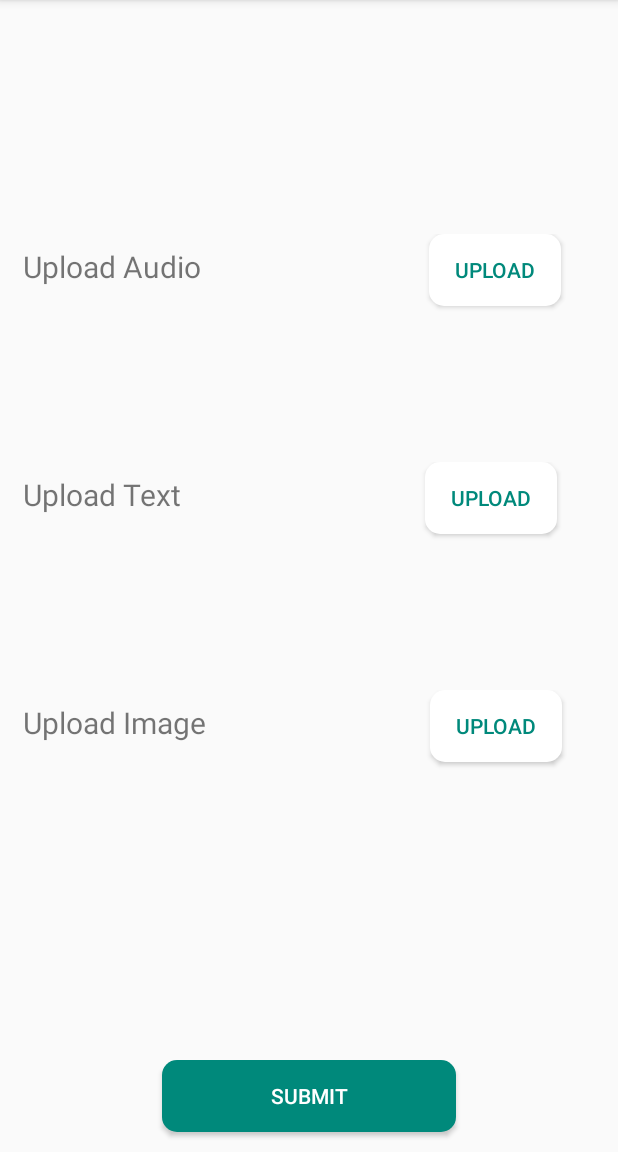
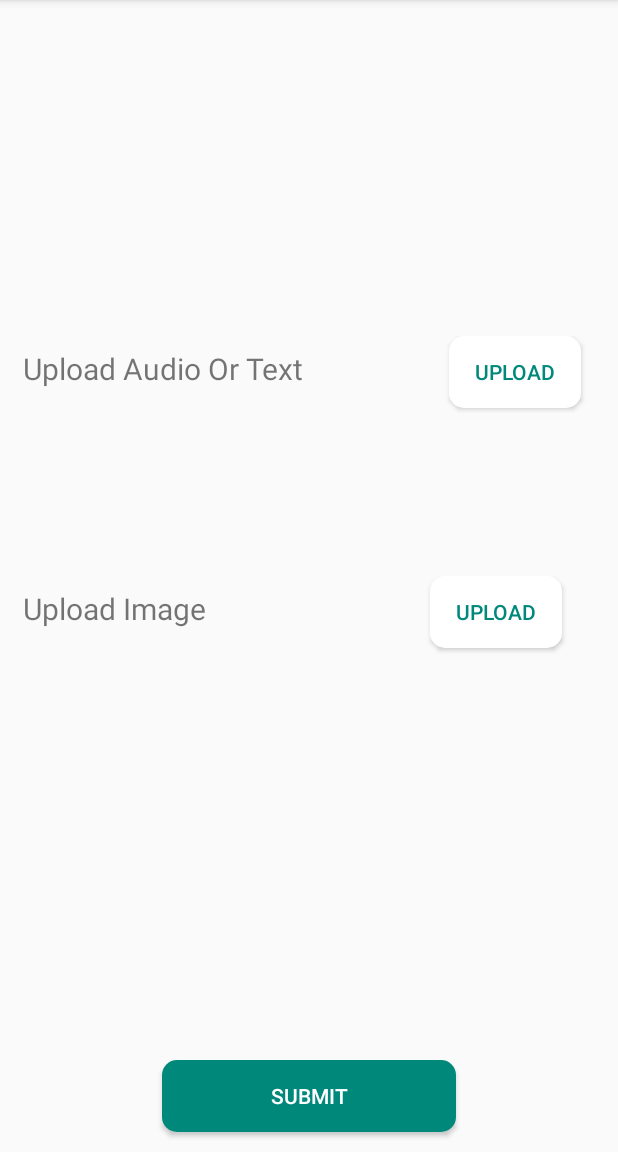
Before and after one commit to AroraMehul/Vaid, an Android app: the QueryPage screen opened directly, with no data from a screen before it, on a phone screen of 412 x 824 dp, the part 84-1236 px from its top. Run offline under Robolectric (Android 15) with nearby library versions, the phone set to English and light mode, and no system bars.

Commit message:
UI Improved

```diff
--- a/app/build.gradle
+++ b/app/build.gradle
@@ -38,6 +38,7 @@ dependencies {
     implementation 'com.google.firebase:firebase-core:16.0.4'
     implementation 'com.google.firebase:firebase-ml-vision:17.0.1'
     implementation 'com.google.firebase:firebase-core:16.0.4'
+    implementation 'com.android.support:cardview-v7:27.1.1'
 }
 
 apply plugin: 'com.google.gms.google-services'
--- a/app/src/main/java/studios/xhedra/vaid/QueryPage.java
+++ b/app/src/main/java/studios/xhedra/vaid/QueryPage.java
@@ -16,7 +16,7 @@ public class QueryPage extends AppCompatActivity {
         setContentView(R.layout.activity_query_page);
         submit = (Button)findViewById(R.id.submit);
         imageUpld = (Button)findViewById(R.id.upldImg);
-        textUpld = (Button)findViewById(R.id.upldText);
+        //textUpld = (Button)findViewById(R.id.upldText);
         audioUpld = (Button)findViewById(R.id.upldAud);
 
         imageUpld.setOnClickListener(new View.OnClickListener() {
@@ -27,13 +27,13 @@ public class QueryPage extends AppCompatActivity {
             }
         });
 
-        textUpld.setOnClickListener(new View.OnClickListener() {
-            @Override
-            public void onClick(View v) {
-                Intent intent = new Intent(getApplicationContext(),UploadSymptome.class);
-                startActivity(intent);
-            }
-        });
+        //textUpld.setOnClickListener(new View.OnClickListener() {
+            //@Override
+            //public void onClick(View v) {
+              //  Intent intent = new Intent(getApplicationContext(),UploadSymptome.class);
+                //startActivity(intent);
+            //}
+        //});
 
         audioUpld.setOnClickListener(new View.OnClickListener() {
             @Override
--- a/app/src/main/res/layout/activity_query_page.xml
+++ b/app/src/main/res/layout/activity_query_page.xml
@@ -24,7 +24,7 @@
         <TextView
             android:layout_width="wrap_content"
             android:layout_height="wrap_content"
-            android:text="Upload Audio"
+            android:text="Upload Audio Or Text"
             android:paddingLeft="15dp"
             android:textSize="20dp"
 
@@ -37,30 +37,6 @@
             android:layout_width="wrap_content"
             android:layout_height="wrap_content"
             android:id="@+id/upldAud"
-            android:text="Upload" />
-    </LinearLayout>
-    <LinearLayout
-        android:layout_width="match_parent"
-        android:layout_height="wrap_content"
-        android:orientation="horizontal"
-        android:layout_weight="0.5"
-        android:weightSum="5">
-        <TextView
-            android:layout_width="wrap_content"
-            android:layout_height="wrap_content"
-            android:text="Upload Text"
-            android:paddingLeft="15dp"
-            android:textSize="20dp"
-
-            android:layout_weight="4"/>
-
-        <Button
-            android:backgroundTint="#fff"
-            android:textColor="@color/startblue"
-            android:background="@drawable/button_round"
-            android:id="@+id/upldText"
-            android:layout_width="wrap_content"
-            android:layout_height="wrap_content"
             android:text="Upload" />
     </LinearLayout>
     <LinearLayout
```
Also changed, not shown: app/src/main/res/layout/activity_upload_audio.xml (+24 -23 lines), app/src/main/res/layout/activity_upload_image.xml (+31 -30 lines).
